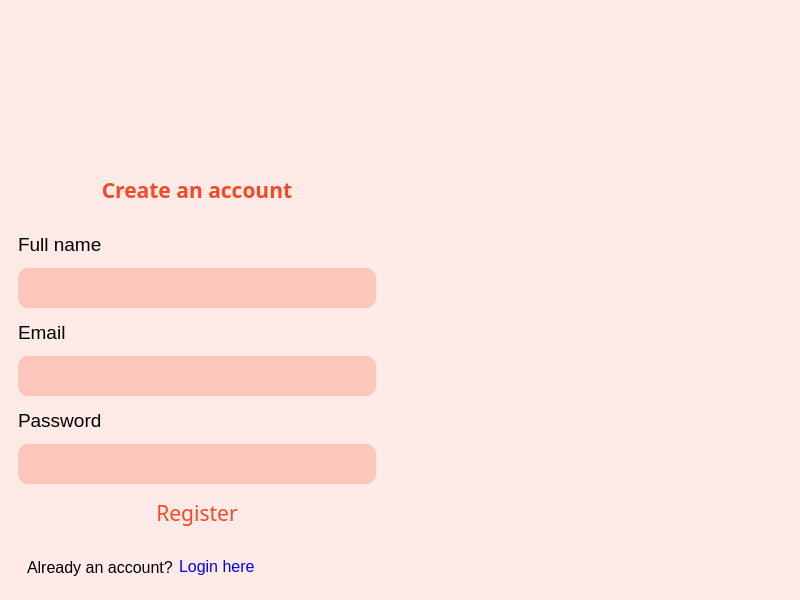
First picture: the form in ui/signup.ui, repository KietIT-bip-bip/PTA39-SPCK, before the edit.
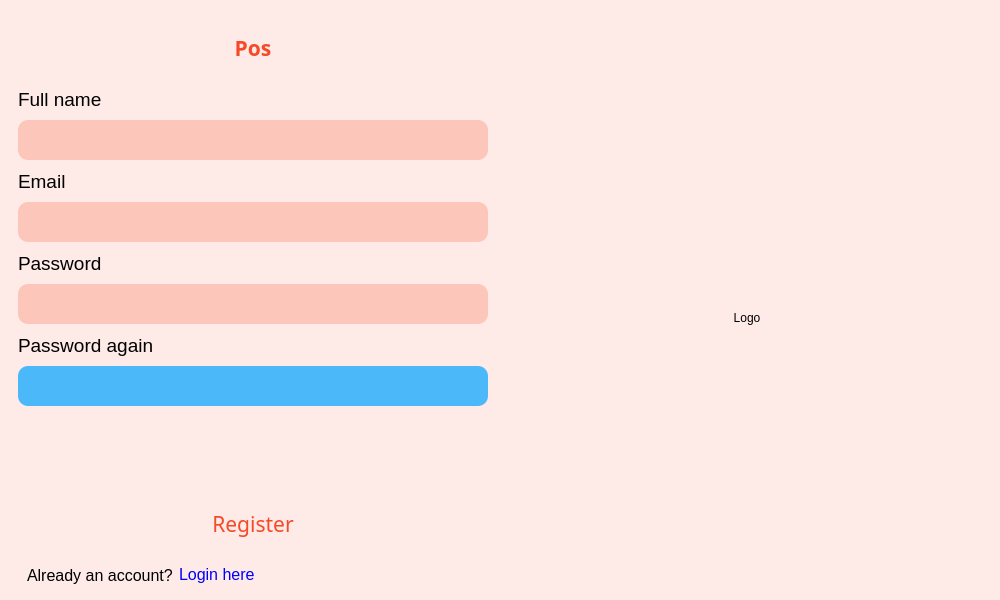
Second picture: the form after the edit. Icons and pictures are not drawn.

Diff of the .ui file:
```diff
--- a/ui/signup.ui
+++ b/ui/signup.ui
@@ -6,7 +6,7 @@
    <rect>
     <x>0</x>
     <y>0</y>
-    <width>800</width>
+    <width>1000</width>
     <height>600</height>
    </rect>
   </property>
@@ -18,13 +18,13 @@
   </property>
   <property name="minimumSize">
    <size>
-    <width>800</width>
+    <width>1000</width>
     <height>600</height>
    </size>
   </property>
   <property name="maximumSize">
    <size>
-    <width>800</width>
+    <width>1000</width>
     <height>600</height>
    </size>
   </property>
@@ -76,7 +76,7 @@
 	text-align: left; 
 }</string>
    </property>
-   <layout class="QHBoxLayout" name="horizontalLayout">
+   <layout class="QHBoxLayout" name="horizontalLayout" stretch="1,1">
     <item>
      <widget class="QWidget" name="widget" native="true">
       <property name="sizePolicy">
@@ -101,25 +101,6 @@
        <string notr="true"/>
       </property>
       <layout class="QVBoxLayout" name="verticalLayout">
-       <item>
-        <widget class="QLabel" name="label_2">
-         <property name="maximumSize">
-          <size>
-           <width>16777215</width>
-           <height>130</height>
-          </size>
-         </property>
-         <property name="text">
-          <string/>
-         </property>
-         <property name="pixmap">
-          <pixmap>../img/logo.png</pixmap>
-         </property>
-         <property name="alignment">
-          <set>Qt::AlignCenter</set>
-         </property>
-        </widget>
-       </item>
        <item>
         <widget class="QLabel" name="title">
          <property name="sizePolicy">
@@ -149,7 +130,7 @@
           </font>
          </property>
          <property name="text">
-          <string>Create an account</string>
+          <string>Pos</string>
          </property>
          <property name="alignment">
           <set>Qt::AlignCenter</set>
@@ -300,6 +281,85 @@
          </property>
         </widget>
        </item>
+       <item>
+        <widget class="QLabel" name="label_7">
+         <property name="minimumSize">
+          <size>
+           <width>0</width>
+           <height>30</height>
+          </size>
+         </property>
+         <property name="maximumSize">
+          <size>
+           <width>16777215</width>
+           <height>30</height>
+          </size>
+         </property>
+         <property name="font">
+          <font>
+           <family>Arial</family>
+           <pointsize>14</pointsize>
+          </font>
+         </property>
+         <property name="text">
+          <string>Password again</string>
+         </property>
+        </widget>
+       </item>
+       <item>
+        <widget class="QLineEdit" name="password_2">
+         <property name="minimumSize">
+          <size>
+           <width>0</width>
+           <height>40</height>
+          </size>
+         </property>
+         <property name="baseSize">
+          <size>
+           <width>0</width>
+           <height>30</height>
+          </size>
+         </property>
+         <property name="font">
+          <font>
+           <family>Arial</family>
+           <pointsize>14</pointsize>
+           <kerning>true</kerning>
+          </font>
+         </property>
+         <property name="styleSheet">
+          <string notr="true">#password_2 {
+	background: #4BB8FA;
+	border: none;
+	outline: none;
+	border-radius: 10px;
+	min-height: 40px;
+}</string>
+         </property>
+         <property name="echoMode">
+          <enum>QLineEdit::Password</enum>
+         </property>
+        </widget>
+       </item>
+       <item>
+        <widget class="QLabel" name="label_2">
+         <property name="maximumSize">
+          <size>
+           <width>16777215</width>
+           <height>130</height>
+          </size>
+         </property>
+         <property name="text">
+          <string/>
+         </property>
+         <property name="pixmap">
+          <pixmap>../img/logo.png</pixmap>
+         </property>
+         <property name="alignment">
+          <set>Qt::AlignCenter</set>
+         </property>
+        </widget>
+       </item>
        <item>
         <widget class="QPushButton" name="signup">
          <property name="minimumSize">
@@ -411,7 +471,7 @@
           <string notr="true"/>
          </property>
          <property name="text">
-          <string/>
+          <string>Logo</string>
          </property>
          <property name="pixmap">
           <pixmap>../img/3766277.png</pixmap>
```
